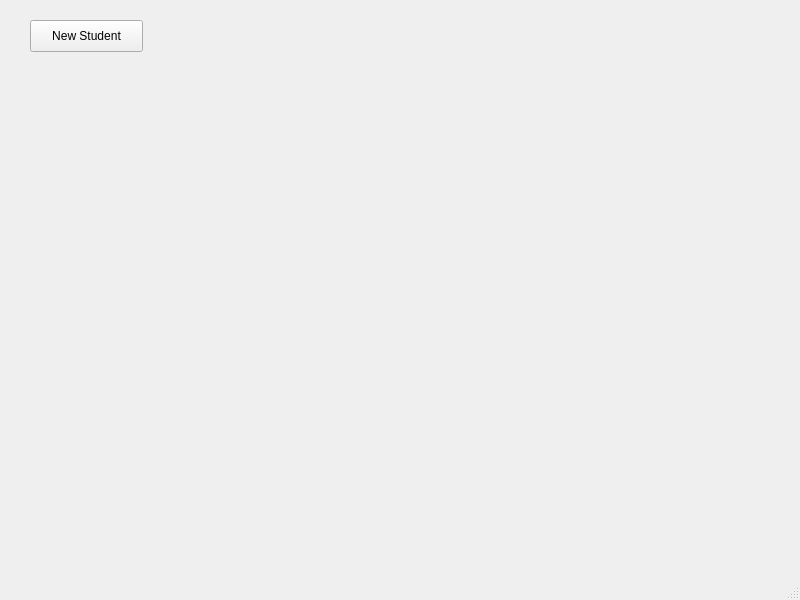
Qt form Spiritual_Direction_Manager/manager.ui (cmoliverio/Spiritual_Direction_Manager) before a commit.
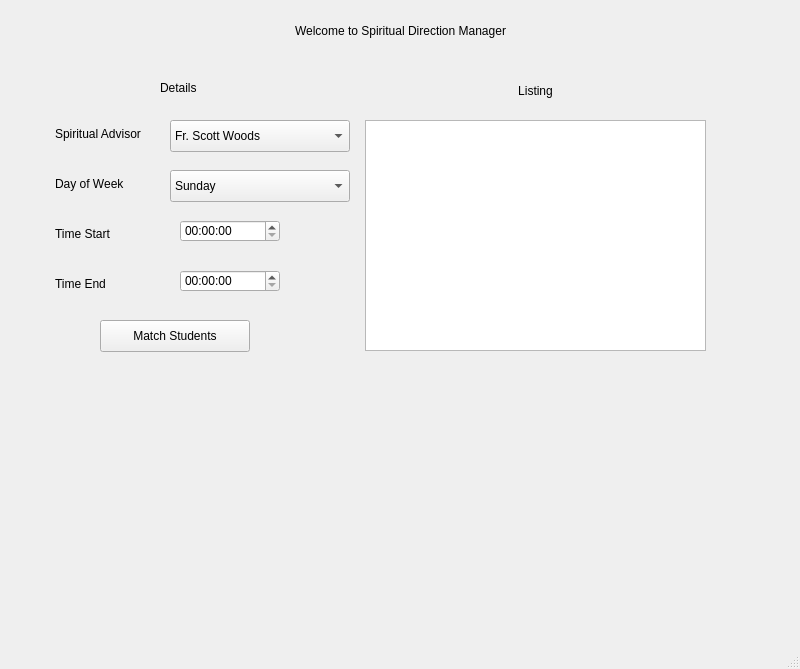
The same form after that commit.

Commit message: Added details and buttons for spiritual direction, back end must be implemented soon.

Patch:
```diff
--- a/Spiritual_Direction_Manager/manager.ui
+++ b/Spiritual_Direction_Manager/manager.ui
@@ -7,42 +7,245 @@
     <x>0</x>
     <y>0</y>
     <width>800</width>
-    <height>600</height>
+    <height>669</height>
    </rect>
   </property>
   <property name="sizePolicy">
-   <sizepolicy hsizetype="Fixed" vsizetype="Fixed">
+   <sizepolicy hsizetype="Preferred" vsizetype="Preferred">
     <horstretch>0</horstretch>
     <verstretch>0</verstretch>
    </sizepolicy>
   </property>
   <property name="minimumSize">
    <size>
-    <width>800</width>
-    <height>600</height>
+    <width>0</width>
+    <height>0</height>
    </size>
   </property>
   <property name="maximumSize">
    <size>
-    <width>800</width>
-    <height>600</height>
+    <width>16777215</width>
+    <height>16777215</height>
    </size>
   </property>
   <property name="windowTitle">
    <string>Spiritual Direction Manager</string>
   </property>
   <widget class="QWidget" name="centralwidget">
-   <widget class="QPushButton" name="buttonNewStudent">
+   <widget class="QLabel" name="welcomeLabel">
     <property name="geometry">
      <rect>
-      <x>30</x>
-      <y>20</y>
-      <width>113</width>
+      <x>250</x>
+      <y>10</y>
+      <width>301</width>
+      <height>41</height>
+     </rect>
+    </property>
+    <property name="frameShape">
+     <enum>QFrame::NoFrame</enum>
+    </property>
+    <property name="frameShadow">
+     <enum>QFrame::Plain</enum>
+    </property>
+    <property name="text">
+     <string>Welcome to Spiritual Direction Manager</string>
+    </property>
+    <property name="alignment">
+     <set>Qt::AlignCenter</set>
+    </property>
+   </widget>
+   <widget class="QTimeEdit" name="timeStart">
+    <property name="geometry">
+     <rect>
+      <x>180</x>
+      <y>270</y>
+      <width>100</width>
+      <height>22</height>
+     </rect>
+    </property>
+   </widget>
+   <widget class="QTimeEdit" name="timeEnd">
+    <property name="geometry">
+     <rect>
+      <x>180</x>
+      <y>220</y>
+      <width>100</width>
+      <height>22</height>
+     </rect>
+    </property>
+   </widget>
+   <widget class="QLabel" name="labelTimeStart">
+    <property name="geometry">
+     <rect>
+      <x>55</x>
+      <y>218</y>
+      <width>71</width>
       <height>32</height>
      </rect>
     </property>
     <property name="text">
-     <string>New Student</string>
+     <string>Time Start</string>
+    </property>
+   </widget>
+   <widget class="QLabel" name="labelTimeEnd">
+    <property name="geometry">
+     <rect>
+      <x>55</x>
+      <y>268</y>
+      <width>60</width>
+      <height>32</height>
+     </rect>
+    </property>
+    <property name="text">
+     <string>Time End</string>
+    </property>
+   </widget>
+   <widget class="QComboBox" name="comboBoxDayOfWeek">
+    <property name="geometry">
+     <rect>
+      <x>170</x>
+      <y>170</y>
+      <width>180</width>
+      <height>32</height>
+     </rect>
+    </property>
+    <item>
+     <property name="text">
+      <string>Sunday</string>
+     </property>
+    </item>
+    <item>
+     <property name="text">
+      <string>Monday</string>
+     </property>
+    </item>
+    <item>
+     <property name="text">
+      <string>Tuesday</string>
+     </property>
+    </item>
+    <item>
+     <property name="text">
+      <string>Wednesday</string>
+     </property>
+    </item>
+    <item>
+     <property name="text">
+      <string>Thursday</string>
+     </property>
+    </item>
+    <item>
+     <property name="text">
+      <string>Friday</string>
+     </property>
+    </item>
+    <item>
+     <property name="text">
+      <string>Saturday</string>
+     </property>
+    </item>
+   </widget>
+   <widget class="QLabel" name="labelDayOfWeek">
+    <property name="geometry">
+     <rect>
+      <x>55</x>
+      <y>168</y>
+      <width>81</width>
+      <height>32</height>
+     </rect>
+    </property>
+    <property name="text">
+     <string>Day of Week</string>
+    </property>
+   </widget>
+   <widget class="QLabel" name="labelSpiritualAdvisor">
+    <property name="geometry">
+     <rect>
+      <x>55</x>
+      <y>118</y>
+      <width>110</width>
+      <height>32</height>
+     </rect>
+    </property>
+    <property name="text">
+     <string>Spiritual Advisor</string>
+    </property>
+   </widget>
+   <widget class="QComboBox" name="comboBoxSpiritualAdvisor">
+    <property name="geometry">
+     <rect>
+      <x>170</x>
+      <y>120</y>
+      <width>180</width>
+      <height>32</height>
+     </rect>
+    </property>
+    <item>
+     <property name="text">
+      <string>Fr. Scott Woods</string>
+     </property>
+    </item>
+    <item>
+     <property name="text">
+      <string>Fr.  Stephen Wyble</string>
+     </property>
+    </item>
+    <item>
+     <property name="text">
+      <string>William Bolin</string>
+     </property>
+    </item>
+   </widget>
+   <widget class="QPushButton" name="pushButtonMatchStudents">
+    <property name="geometry">
+     <rect>
+      <x>100</x>
+      <y>320</y>
+      <width>150</width>
+      <height>32</height>
+     </rect>
+    </property>
+    <property name="text">
+     <string>Match Students</string>
+    </property>
+   </widget>
+   <widget class="QLabel" name="labelDetails">
+    <property name="geometry">
+     <rect>
+      <x>160</x>
+      <y>80</y>
+      <width>60</width>
+      <height>16</height>
+     </rect>
+    </property>
+    <property name="text">
+     <string>Details</string>
+    </property>
+   </widget>
+   <widget class="QLabel" name="labelList">
+    <property name="geometry">
+     <rect>
+      <x>500</x>
+      <y>80</y>
+      <width>71</width>
+      <height>21</height>
+     </rect>
+    </property>
+    <property name="text">
+     <string>Listing</string>
+    </property>
+    <property name="alignment">
+     <set>Qt::AlignCenter</set>
+    </property>
+   </widget>
+   <widget class="QListWidget" name="listWidget">
+    <property name="geometry">
+     <rect>
+      <x>365</x>
+      <y>120</y>
+      <width>341</width>
+      <height>231</height>
+     </rect>
     </property>
    </widget>
   </widget>
```
The commit also changes 7 other files.
